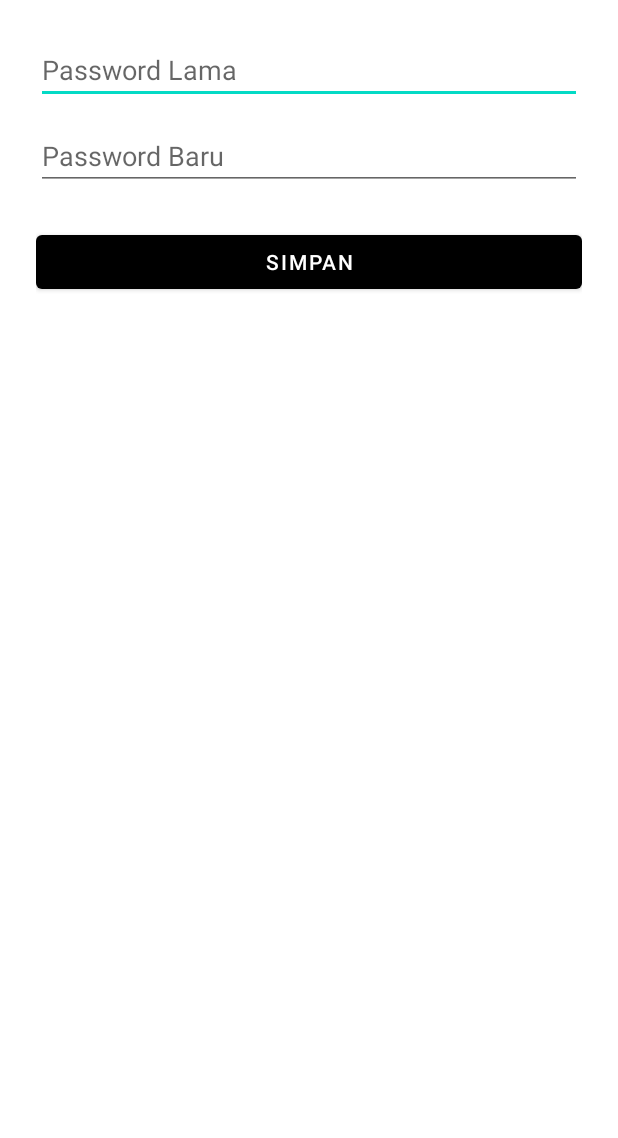
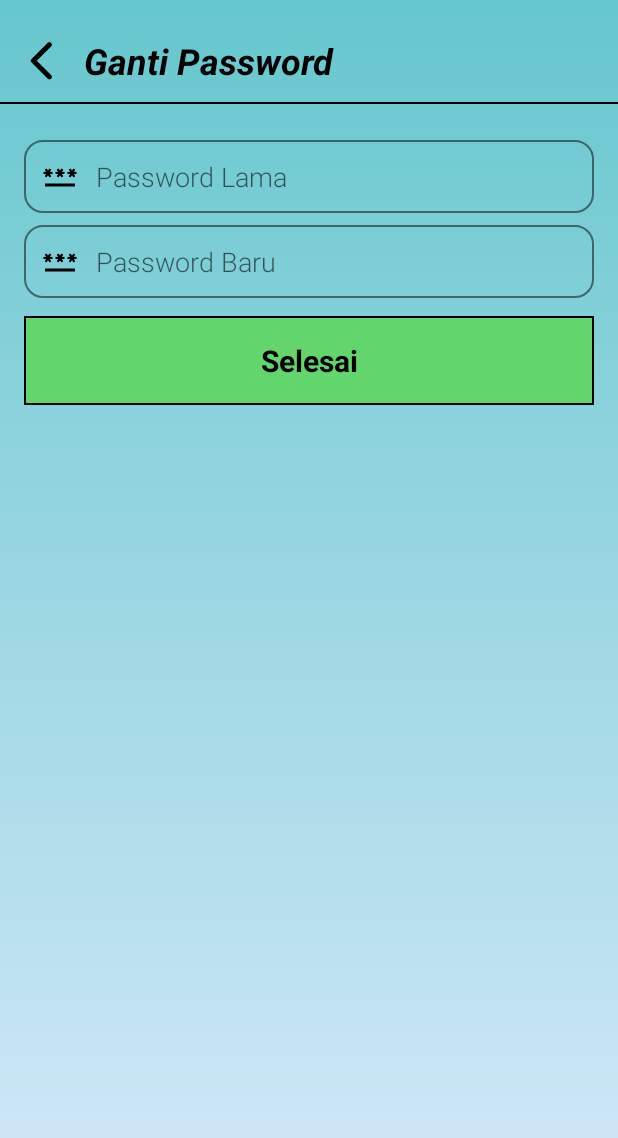
Before and after one commit to wahyuwsap/Saji_In, an Android app: the GantiPasswordActivity screen opened directly, with no data from a screen before it, on a phone screen of 412 x 824 dp. Shown: the top 1138 px of the screen. Run offline under Robolectric (Android 15) with nearby library versions, the phone set to English and light mode, and no system bars.

Commit message:
perbaikan gambar profile dan menu edit password

```diff
--- a/app/src/main/java/com/saji_in/ui/settings/GantiPasswordActivity.kt
+++ b/app/src/main/java/com/saji_in/ui/settings/GantiPasswordActivity.kt
@@ -5,6 +5,9 @@ import android.content.SharedPreferences
 import android.os.Bundle
 import android.widget.Toast
 import androidx.appcompat.app.AppCompatActivity
+import android.content.Intent
+import com.saji_in.R
+import com.saji_in.auth.LoginActivity
 import com.saji_in.databinding.ActivityGantiPasswordBinding
 
 class GantiPasswordActivity : AppCompatActivity() {
@@ -31,8 +34,16 @@ class GantiPasswordActivity : AppCompatActivity() {
             } else {
                 sharedPref.edit().putString("password", newPassword).apply()
                 Toast.makeText(this, "Password berhasil diubah", Toast.LENGTH_SHORT).show()
-                finish()
+
+                // Arahkan ke LoginActivity
+                val intent = Intent(this, LoginActivity::class.java)
+                intent.flags = Intent.FLAG_ACTIVITY_NEW_TASK or Intent.FLAG_ACTIVITY_CLEAR_TASK
+                startActivity(intent)
             }
+
+        }
+        findViewById<android.view.View>(R.id.btnBack)?.setOnClickListener {
+            onBackPressedDispatcher.onBackPressed()
         }
     }
 }
--- /dev/null
+++ b/app/src/main/res/drawable/bg_editpassword.xml
@@ -0,0 +1,6 @@
+<shape xmlns:android="http://schemas.android.com/apk/res/android"
+    android:shape="rectangle">
+    <solid android:color="@android:color/transparent" />
+    <corners android:radius="12dp" />
+    <stroke android:color="#80000000" android:width="1dp" />  <!-- garis tepi hitam -->
+</shape>
--- a/app/src/main/res/layout/activity_ganti_password.xml
+++ b/app/src/main/res/layout/activity_ganti_password.xml
@@ -1,29 +1,135 @@
 <?xml version="1.0" encoding="utf-8"?>
-<LinearLayout xmlns:android="http://schemas.android.com/apk/res/android"
-    android:padding="24dp"
+<ScrollView xmlns:android="http://schemas.android.com/apk/res/android"
+    xmlns:app="http://schemas.android.com/apk/res-auto"
+    xmlns:tools="http://schemas.android.com/tools"
+    android:layout_width="match_parent"
+    android:layout_height="match_parent"
+    android:background="@drawable/bg_gradient">
+
+    <androidx.constraintlayout.widget.ConstraintLayout
+        android:layout_width="match_parent"
+        android:layout_height="wrap_content">
+
+        <!-- Tombol Back -->
+        <ImageView
+            android:id="@+id/btnBack"
+            android:layout_width="32dp"
+            android:layout_height="32dp"
+            android:background="?android:attr/selectableItemBackgroundBorderless"
+            android:src="@drawable/ic_back"
+            android:contentDescription="Back"
+            android:tint="@android:color/black"
+            android:layout_marginStart="12dp"
+            android:layout_marginTop="24dp"
+            app:layout_constraintTop_toTopOf="parent"
+            app:layout_constraintStart_toStartOf="parent" />
+
+        <!-- Judul -->
+        <TextView
+            android:id="@+id/titleProfile"
+            android:layout_width="wrap_content"
+            android:layout_height="wrap_content"
+            android:text="Ganti Password"
+            android:textStyle="italic|bold"
+            android:textSize="24sp"
+            android:textColor="@android:color/black"
+            android:layout_marginTop="24dp"
+            android:layout_marginStart="12dp"
+            app:layout_constraintTop_toTopOf="parent"
+            app:layout_constraintStart_toEndOf="@id/btnBack"
+            app:layout_constraintBottom_toBottomOf="@id/btnBack" />
+
+        <!-- Garis -->
+        <View
+            android:id="@+id/separator"
+            android:layout_width="0dp"
+            android:layout_height="1dp"
+            android:background="@android:color/black"
+            android:layout_marginTop="12dp"
+            app:layout_constraintTop_toBottomOf="@id/btnBack"
+            app:layout_constraintStart_toStartOf="parent"
+            app:layout_constraintEnd_toEndOf="parent" />
+
+        <!-- Konten -->
+        <LinearLayout
+            android:id="@+id/contentLayout"
+            android:layout_width="0dp"
+            android:layout_height="wrap_content"
+            android:orientation="vertical"
+            android:padding="16dp"
+            app:layout_constraintTop_toBottomOf="@id/separator"
+            app:layout_constraintStart_toStartOf="parent"
+            app:layout_constraintEnd_toEndOf="parent"
+            app:layout_constraintBottom_toBottomOf="parent">
+
+            <!-- Password Lama -->
+            <LinearLayout
                 android:layout_width="match_parent"
                 android:layout_height="wrap_content"
-    android:orientation="vertical">
+                android:orientation="horizontal"
+                android:background="@drawable/bg_editpassword"
+                android:padding="12dp"
+                android:layout_marginTop="8dp">
+
+                <ImageView
+                    android:layout_width="24dp"
+                    android:layout_height="24dp"
+                    android:src="@drawable/ganti_password" />
 
                 <EditText
                     android:id="@+id/etPasswordLama"
+                    android:layout_width="0dp"
+                    android:layout_height="wrap_content"
+                    android:layout_weight="1"
+                    android:hint="Password Lama"
+                    android:background="@android:color/transparent"
+                    android:paddingStart="12dp"
+                    android:fontFamily="sans-serif-light"
+                    android:textColor="#80000000" />
+            </LinearLayout>
+
+
+            <!-- Password Baru -->
+            <LinearLayout
                 android:layout_width="match_parent"
                 android:layout_height="wrap_content"
-        android:hint="Password Lama"
-        android:inputType="textPassword" />
+                android:orientation="horizontal"
+                android:background="@drawable/bg_editpassword"
+                android:padding="12dp"
+                android:layout_marginTop="8dp">
+
+                <ImageView
+                    android:layout_width="24dp"
+                    android:layout_height="24dp"
+                    android:src="@drawable/ganti_password" />
 
                 <EditText
                     android:id="@+id/etPasswordBaru"
-        android:layout_width="match_parent"
+                    android:layout_width="0dp"
                     android:layout_height="wrap_content"
+                    android:layout_weight="1"
                     android:hint="Password Baru"
-        android:inputType="textPassword"
-        android:layout_marginTop="12dp" />
+                    android:background="@android:color/transparent"
+                    android:paddingStart="12dp"
+                    android:fontFamily="sans-serif-light"
+                    android:textColor="#80000000" />
+            </LinearLayout>
 
-    <Button
+            <!-- Tombol selesai -->
+            <TextView
                 android:id="@+id/btnSimpan"
                 android:layout_width="match_parent"
                 android:layout_height="wrap_content"
-        android:text="Simpan"
-        android:layout_marginTop="24dp" />
+                android:background="@drawable/bg_simpan"
+                android:gravity="center"
+                android:layout_marginTop="12dp"
+                android:text="Selesai"
+                android:padding="16dp"
+                android:textColor="#000"
+                android:textSize="20sp"
+                android:textStyle="bold" />
+
         </LinearLayout>
+
+    </androidx.constraintlayout.widget.ConstraintLayout>
+</ScrollView>
--- a/app/src/main/res/layout/fragment_home.xml
+++ b/app/src/main/res/layout/fragment_home.xml
@@ -42,8 +42,10 @@
                     android:layout_width="60dp"
                     android:layout_height="60dp"
                     android:background="@drawable/circle_background"
-                    android:padding="8dp"
-                    android:src="@drawable/ic_person" />
+                    android:scaleType="centerCrop"
+                    android:src="@drawable/ic_person"
+                    android:clipToOutline="true" />
+
 
                 <!-- Greeting Container -->
                 <LinearLayout
--- a/app/src/main/res/layout/fragment_notifications.xml
+++ b/app/src/main/res/layout/fragment_notifications.xml
@@ -48,8 +48,10 @@
                 android:layout_width="60dp"
                 android:layout_height="60dp"
                 android:background="@drawable/circle_background"
-                android:padding="8dp"
-                android:src="@drawable/ic_person" />
+                android:scaleType="centerCrop"
+                android:src="@drawable/ic_person"
+                android:clipToOutline="true" />
+
 
             <!-- Greeting Container -->
             <LinearLayout
```
Also changed, not shown: app/src/main/res/drawable/ganti_password.png (added). Lines whose indentation alone changed are shown as unchanged.
